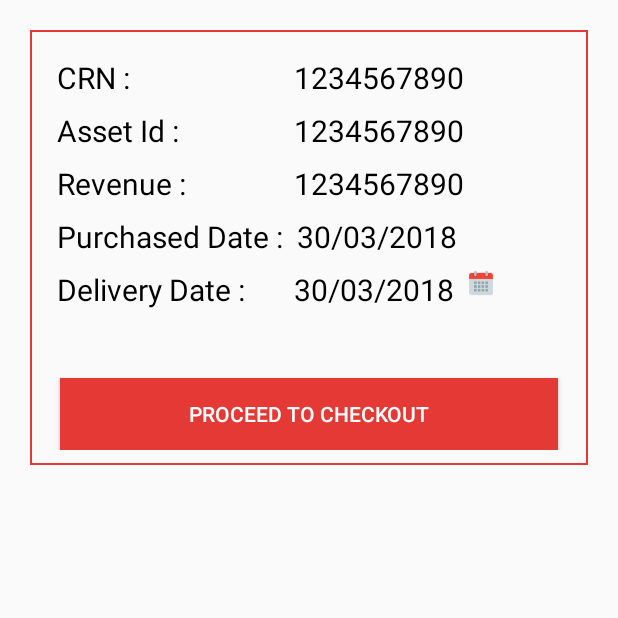
After one commit to ravikiradoo/Xshowroom, an Android app: the CreateLead screen opened directly, with no data from a screen before it, on a phone screen of 412 x 824 dp, the top half of it. The commit adds this screen. Run offline under Robolectric (Android 15) with nearby library versions, the phone set to English and light mode, and no system bars; 3 statements that could not run were skipped.

```diff
--- a/app/src/main/AndroidManifest.xml
+++ b/app/src/main/AndroidManifest.xml
@@ -21,7 +21,8 @@
         <activity android:name=".Content" />
         <activity android:name=".Customer" />
         <activity android:name=".catalogue" />
-        <activity android:name=".Product"></activity>
+        <activity android:name=".Product" />
+        <activity android:name=".CreateLead"></activity>
     </application>
 
 </manifest>
--- a/app/src/main/java/com/example/xshowroom/Bike.java
+++ b/app/src/main/java/com/example/xshowroom/Bike.java
@@ -17,10 +17,11 @@ public class Bike {
     public String Engine;
     public String Price;
     public String Gears;
+    public String AssetId;
     public ArrayList<String> Images;
 
     public Bike(String model,String brand, String color, String mileage, String fuel, String electricStart,
-                String engine,String price, ArrayList<String> images,String gears)
+                String engine,String price, ArrayList<String> images,String gears,String assetId)
     {
      Model=model;
      Brand =brand;
@@ -32,7 +33,7 @@ public class Bike {
      Price=price;
      Images=images;
         Gears=gears;
-
+      AssetId=assetId;
     }
 
 
--- a/app/src/main/java/com/example/xshowroom/Radapter.java
+++ b/app/src/main/java/com/example/xshowroom/Radapter.java
@@ -102,6 +102,7 @@ public class Radapter extends RecyclerView.Adapter<Radapter.Rviewholder> {
             intent.putExtra("model",bike.Model);
             intent.putExtra("price",bike.Price);
             intent.putExtra("gears",bike.Gears);
+            intent.putExtra("assetId",bike.AssetId);
             context.startActivity(intent);
         }
     }
--- a/app/src/main/java/com/example/xshowroom/SwipeAdapter.java
+++ b/app/src/main/java/com/example/xshowroom/SwipeAdapter.java
@@ -12,6 +12,7 @@ import android.view.View;
 import android.view.ViewGroup;
 import android.widget.ImageView;
 import android.widget.LinearLayout;
+import android.widget.ProgressBar;
 import android.widget.Toast;
 
 import java.io.BufferedReader;
--- a/app/src/main/res/drawable/cell.xml
+++ b/app/src/main/res/drawable/cell.xml
@@ -3,7 +3,7 @@
     <item >
         <shape
             android:shape="rectangle">
-            <stroke android:width="2px" android:color="@android:color/black"/>
+            <stroke android:width="2px" android:color="#e53935"/>
         </shape>
     </item>
 </selector>
--- /dev/null
+++ b/app/src/main/res/layout/activity_create_lead.xml
@@ -0,0 +1,202 @@
+<?xml version="1.0" encoding="utf-8"?>
+<android.support.constraint.ConstraintLayout xmlns:android="http://schemas.android.com/apk/res/android"
+    xmlns:app="http://schemas.android.com/apk/res-auto"
+    xmlns:tools="http://schemas.android.com/tools"
+    android:layout_width="match_parent"
+    android:layout_height="wrap_content"
+    android:background="@drawable/cell"
+    android:padding="10dp"
+    android:layout_margin="20dp"
+    tools:context="com.example.xshowroom.CreateLead">
+
+    <TextView
+        android:id="@+id/crn"
+        android:layout_width="150dp"
+        android:layout_height="wrap_content"
+        android:layout_marginLeft="8dp"
+        android:layout_marginStart="8dp"
+        android:layout_marginTop="8dp"
+        android:text="CRN :"
+        android:textColor="@android:color/black"
+        android:textSize="20sp"
+
+        app:layout_constraintLeft_toLeftOf="parent"
+        app:layout_constraintTop_toTopOf="parent" />
+
+    <TextView
+        android:id="@+id/crnvalue"
+        android:layout_width="wrap_content"
+        android:layout_height="wrap_content"
+        android:text="1234567890"
+
+        android:textSize="20sp"
+        android:textColor="@android:color/black"
+        app:layout_constraintLeft_toRightOf="@+id/crn"
+        android:layout_marginLeft="8dp"
+        app:layout_constraintTop_toTopOf="parent"
+        android:layout_marginTop="8dp"
+        android:layout_marginStart="8dp" />
+
+    <TextView
+        android:id="@+id/asset"
+        android:layout_width="150dp"
+        android:layout_height="wrap_content"
+        android:text="Asset Id :"
+
+        android:layout_marginLeft="8dp"
+        android:textSize="20sp"
+        android:textColor="@android:color/black"
+        app:layout_constraintLeft_toLeftOf="parent"
+        app:layout_constraintTop_toBottomOf="@+id/crn"
+        android:layout_marginTop="8dp"
+        android:layout_marginStart="8dp" />
+
+    <TextView
+        android:id="@+id/assetvalue"
+        android:layout_width="wrap_content"
+        android:layout_height="wrap_content"
+        android:text="1234567890"
+        android:textSize="20sp"
+
+        android:textColor="@android:color/black"
+        app:layout_constraintLeft_toRightOf="@+id/asset"
+        android:layout_marginLeft="8dp"
+        app:layout_constraintTop_toBottomOf="@+id/crnvalue"
+        android:layout_marginTop="8dp"
+        android:layout_marginStart="8dp" />
+
+    <TextView
+        android:id="@+id/revenue"
+        android:layout_width="150dp"
+        android:layout_height="wrap_content"
+        android:text="Revenue :"
+
+        android:textColor="@android:color/black"
+        android:layout_marginLeft="8dp"
+        android:textSize="20sp"
+        app:layout_constraintLeft_toLeftOf="parent"
+        app:layout_constraintTop_toBottomOf="@+id/asset"
+        android:layout_marginTop="8dp"
+        android:layout_marginStart="8dp" />
+
+    <TextView
+        android:id="@+id/revenuevalue"
+        android:layout_width="wrap_content"
+        android:layout_height="wrap_content"
+        android:text="1234567890"
+        android:textSize="20sp"
+
+        android:textColor="@android:color/black"
+        app:layout_constraintLeft_toRightOf="@+id/revenue"
+        android:layout_marginLeft="8dp"
+        app:layout_constraintTop_toBottomOf="@+id/assetvalue"
+        android:layout_marginTop="8dp"
+        android:layout_marginStart="8dp" />
+
+    <TextView
+        android:id="@+id/pdate"
+        android:layout_width="152dp"
+        android:layout_height="wrap_content"
+        android:text="Purchased Date :"
+
+        android:textColor="@android:color/black"
+        android:layout_marginLeft="8dp"
+        android:textSize="20sp"
+        app:layout_constraintLeft_toLeftOf="parent"
+        app:layout_constraintTop_toBottomOf="@+id/revenue"
+        android:layout_marginTop="8dp"
+        android:layout_marginStart="8dp" />
+
+    <TextView
+        android:id="@+id/PDate"
+        android:layout_width="wrap_content"
+        android:layout_height="wrap_content"
+        android:text="1234567890"
+        android:textSize="20sp"
+        app:layout_constraintBaseline_toBaselineOf="@+id/pdate"
+        android:textColor="@android:color/black"
+        app:layout_constraintLeft_toRightOf="@+id/pdate"
+        android:layout_marginLeft="8dp"
+        app:layout_constraintTop_toBottomOf="@+id/revenuevalue"
+        android:layout_marginTop="8dp"
+        android:layout_marginStart="8dp" />
+
+    <TextView
+        android:id="@+id/ddate"
+        android:layout_width="150dp"
+        android:layout_height="wrap_content"
+        android:text="Delivery Date :"
+
+        android:layout_marginLeft="8dp"
+        android:textSize="20sp"
+        android:textColor="@android:color/black"
+        app:layout_constraintLeft_toLeftOf="parent"
+        app:layout_constraintTop_toBottomOf="@+id/pdate"
+        android:layout_marginTop="8dp"
+        android:layout_marginStart="8dp" />
+    <TextView
+        android:id="@+id/Ddate"
+        android:layout_width="wrap_content"
+        android:layout_height="wrap_content"
+        android:text="1234567890"
+        android:textSize="20sp"
+        app:layout_constraintBaseline_toBaselineOf="@+id/ddate"
+        android:textColor="@android:color/black"
+        app:layout_constraintLeft_toRightOf="@+id/ddate"
+        android:layout_marginLeft="8dp"
+        app:layout_constraintTop_toBottomOf="@+id/PDate"
+        android:layout_marginTop="8dp"
+        android:layout_marginStart="8dp" />
+
+    <ImageView
+        android:id="@+id/imageView4"
+        android:layout_width="20dp"
+        android:textColor="@android:color/black"
+        android:layout_height="20dp"
+        app:srcCompat="@drawable/cal"
+        android:layout_margin="8dp"
+        app:layout_constraintLeft_toRightOf="@+id/Ddate"
+        app:layout_constraintTop_toBottomOf="@+id/PDate"/>
+
+    <TextView
+        android:id="@+id/Payment"
+        android:layout_width="wrap_content"
+        android:layout_height="wrap_content"
+        android:text="Mode Of Payment"
+        android:textSize="20sp"
+        android:textColor="@android:color/black"
+
+        app:layout_constraintLeft_toRightOf="parent"
+        android:layout_marginLeft="8dp"
+        app:layout_constraintTop_toBottomOf="@+id/ddate"
+        android:layout_marginTop="8dp"
+        android:layout_marginStart="8dp" />
+
+    <Spinner
+        android:id="@+id/spinner2"
+        android:layout_width="wrap_content"
+        android:layout_height="wrap_content"
+        app:layout_constraintLeft_toRightOf="@+id/Payment"
+        app:layout_constraintBaseline_toBaselineOf="@+id/Payment"
+        android:layout_margin="15dp"
+        android:tooltipText="@string/prompt"
+        android:prompt="@string/prompt"
+        android:entries="@array/array2"
+
+        />
+
+    <Button
+        android:id="@+id/button4"
+        android:layout_width="match_parent"
+        android:layout_height="wrap_content"
+        android:text="Proceed to Checkout"
+        android:layout_margin="10dp"
+        android:textColor="#fff"
+        android:background="#e53935"
+        android:onClick="CreateLead"
+        app:layout_constraintLeft_toLeftOf="parent"
+        app:layout_constraintTop_toBottomOf="@+id/Payment"
+        app:layout_constraintRight_toRightOf="parent"
+
+         />
+</android.support.constraint.ConstraintLayout>
--- a/app/src/main/res/layout/swipe.xml
+++ b/app/src/main/res/layout/swipe.xml
@@ -8,8 +8,8 @@
 
     <ImageView
         android:id="@+id/imageView2"
-        android:layout_width="wrap_content"
-        android:layout_height="wrap_content"
+        android:layout_width="match_parent"
+        android:layout_height="300dp"
         android:layout_margin="10dp"
 
         />
--- a/app/src/main/res/values/strings.xml
+++ b/app/src/main/res/values/strings.xml
@@ -4,5 +4,13 @@
         <item>Male</item>
         <item>Female</item>
     </string-array>
+
+    <string-array name="array2">
+        <item >Cash</item>
+        <item>Cheque</item>
+        <item>EMI</item>
+        <item>Debit Card</item>
+        <item>Credit Card</item>
+    </string-array>
     <string name="prompt">Choose Sex</string>
 </resources>
```
Also changed, not shown: app/src/main/java/com/example/xshowroom/CreateLead.java (added, +165 -0 lines), app/src/main/java/com/example/xshowroom/Networking.java (+26 -0 lines), app/src/main/java/com/example/xshowroom/Product.java (+17 -3 lines), app/src/main/java/com/example/xshowroom/catalogue.java (+4 -3 lines), app/src/main/res/layout/activity_content.xml (+27 -5 lines), app/src/main/res/layout/activity_customer.xml (+11 -11 lines), app/src/main/res/layout/activity_product.xml (+27 -21 lines), app/src/main/res/layout/item.xml (+19 -7 lines), app/src/main/res/layout/item2.xml (added, +9 -0 lines), app/src/main/res/layout/upcoming.xml (added, +11 -0 lines), app/src/main/res/drawable/cal.png (added).
